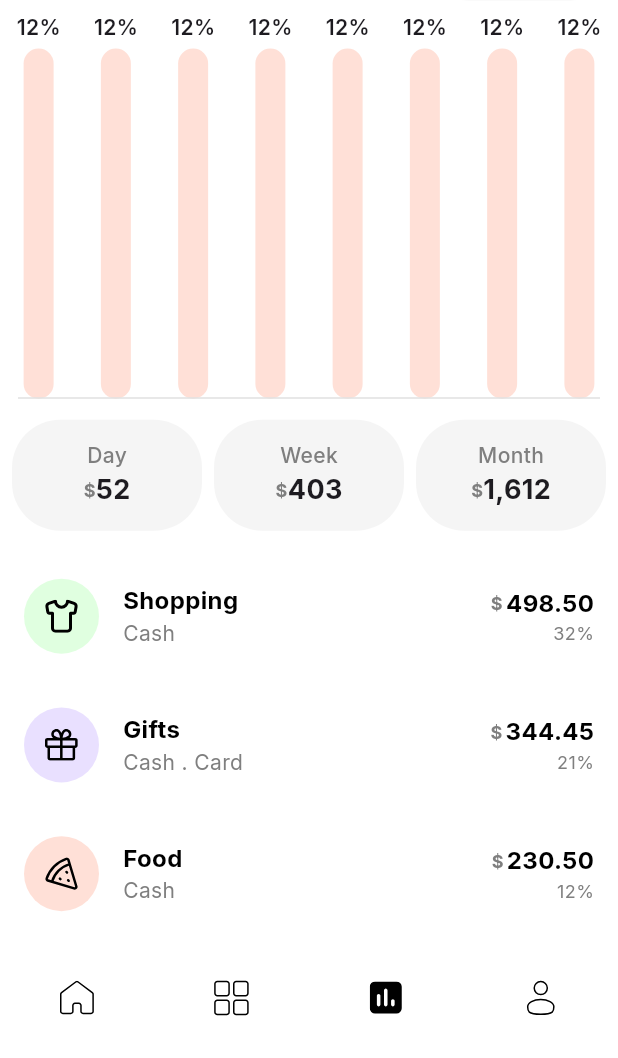
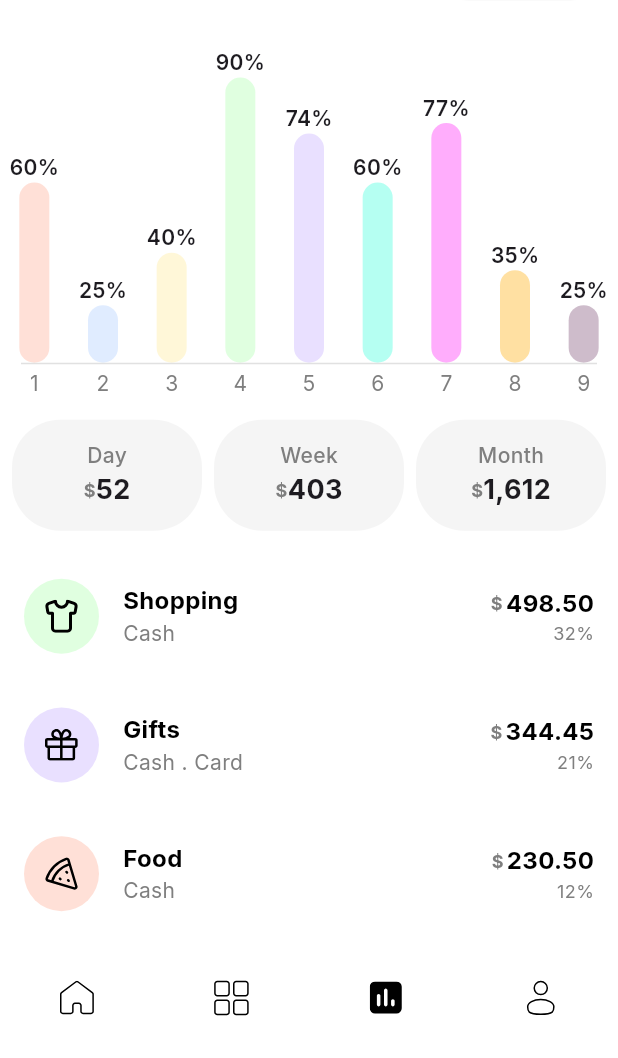
Before and after one commit to oussamaennadafy/trackparency, a Flutter app: the screen it shows after launch, item 3 of the bottom bar chosen, on a phone screen of 412 x 824 dp, the part 178-1236 px from its top. Run offline on Flutter 3.47's test engine with Material 3 defaults, Android fonts, the phone set to English and light mode, and no system bars; our stand-ins replace flutter_svg, google_fonts.

Commit message:
finish static ui data

```diff
--- a/expense_tracker/lib/features/analytics/widgets/index/chart/chart_bar/index.dart
+++ b/expense_tracker/lib/features/analytics/widgets/index/chart/chart_bar/index.dart
@@ -2,31 +2,56 @@ import 'package:expense_tracker/theme/colors.dart';
 import 'package:flutter/material.dart';
 
 class ChartBar extends StatelessWidget {
-  const ChartBar({super.key});
+  const ChartBar({
+    super.key,
+    required this.color,
+    required this.heightFactor,
+    required this.label,
+  });
+
+  final Color color;
+  final double heightFactor;
+  final String label;
 
   @override
   Widget build(BuildContext context) {
     return Expanded(
       child: Column(
         children: [
-          const Text(
-            "12%",
-            style: TextStyle(
+          Expanded(
+            child: FractionallySizedBox(
+              alignment: Alignment.bottomCenter,
+              heightFactor: heightFactor,
+              child: Column(
+                children: [
+                  Text(
+                    "${(heightFactor * 100).toInt()}%",
+                    style: const TextStyle(
                       fontWeight: FontWeight.w600,
                     ),
                   ),
-          const SizedBox(height: 4),
                   Expanded(
                     child: Container(
                       width: 20,
-              decoration: const BoxDecoration(
-                color: AppColors.red,
-                borderRadius: BorderRadius.all(
+                      decoration: BoxDecoration(
+                        color: color,
+                        borderRadius: const BorderRadius.all(
                           Radius.circular(9999),
                         ),
                       ),
                     ),
-          )
+                  ),
+                ],
+              ),
+            ),
+          ),
+          const SizedBox(height: 4.0),
+          Text(
+            label,
+            style: const TextStyle(
+              color: AppColors.gray,
+            ),
+          ),
         ],
       ),
     );
--- a/expense_tracker/lib/features/analytics/widgets/index/chart/index.dart
+++ b/expense_tracker/lib/features/analytics/widgets/index/chart/index.dart
@@ -13,18 +13,55 @@ class Chart extends StatelessWidget {
         children: [
           const Row(
             children: [
-              ChartBar(),
-              ChartBar(),
-              ChartBar(),
-              ChartBar(),
-              ChartBar(),
-              ChartBar(),
-              ChartBar(),
-              ChartBar(),
+              ChartBar(
+                color: AppColors.red,
+                heightFactor: 0.60,
+                label: "1",
+              ),
+              ChartBar(
+                color: AppColors.blue,
+                heightFactor: 0.25,
+                label: "2",
+              ),
+              ChartBar(
+                color: AppColors.yellow,
+                heightFactor: 0.40,
+                label: "3",
+              ),
+              ChartBar(
+                color: AppColors.green,
+                heightFactor: 0.9,
+                label: "4",
+              ),
+              ChartBar(
+                color: AppColors.violet,
+                heightFactor: 0.74,
+                label: "5",
+              ),
+              ChartBar(
+                color: AppColors.lightBlue,
+                heightFactor: 0.60,
+                label: "6",
+              ),
+              ChartBar(
+                color: AppColors.pink,
+                heightFactor: 0.77,
+                label: "7",
+              ),
+              ChartBar(
+                color: AppColors.orange,
+                heightFactor: 0.35,
+                label: "8",
+              ),
+              ChartBar(
+                color: AppColors.lavenderGray,
+                heightFactor: 0.25,
+                label: "9",
+              ),
             ],
           ),
           Container(
-            margin: const EdgeInsets.symmetric(horizontal: 12.0),
+            margin: const EdgeInsets.only(left: 14.0, right: 14.0, bottom: 23.0),
             color: AppColors.extraLightGray,
             height: 1,
           ),
```
Lines whose indentation alone changed are shown as unchanged.
